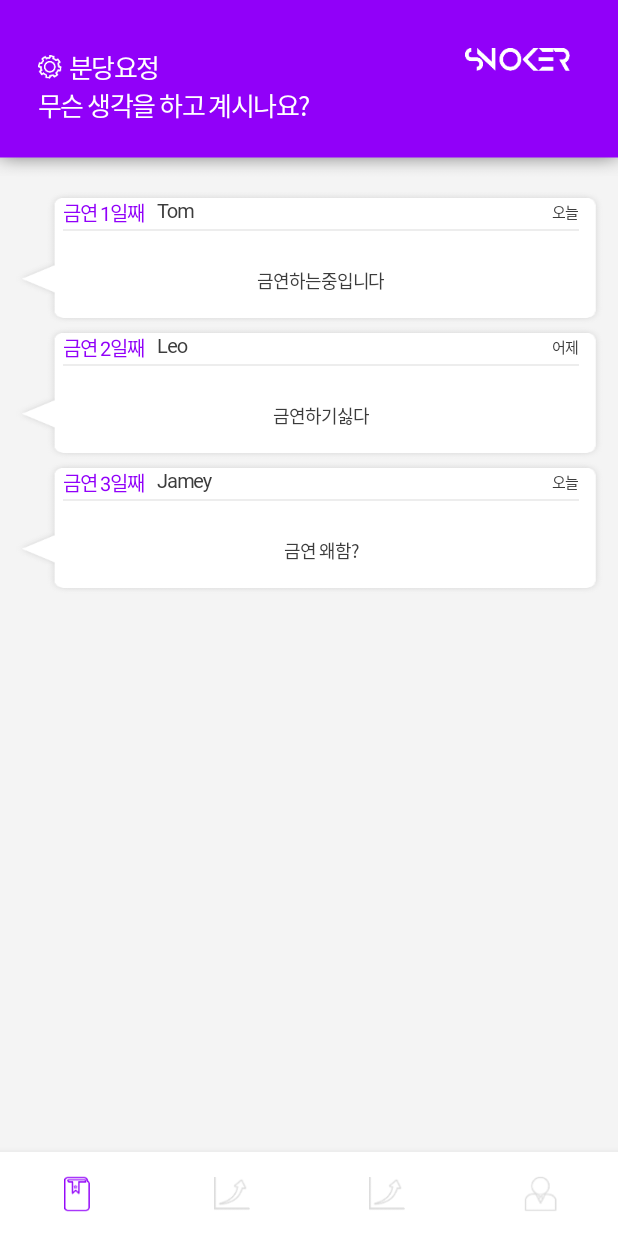
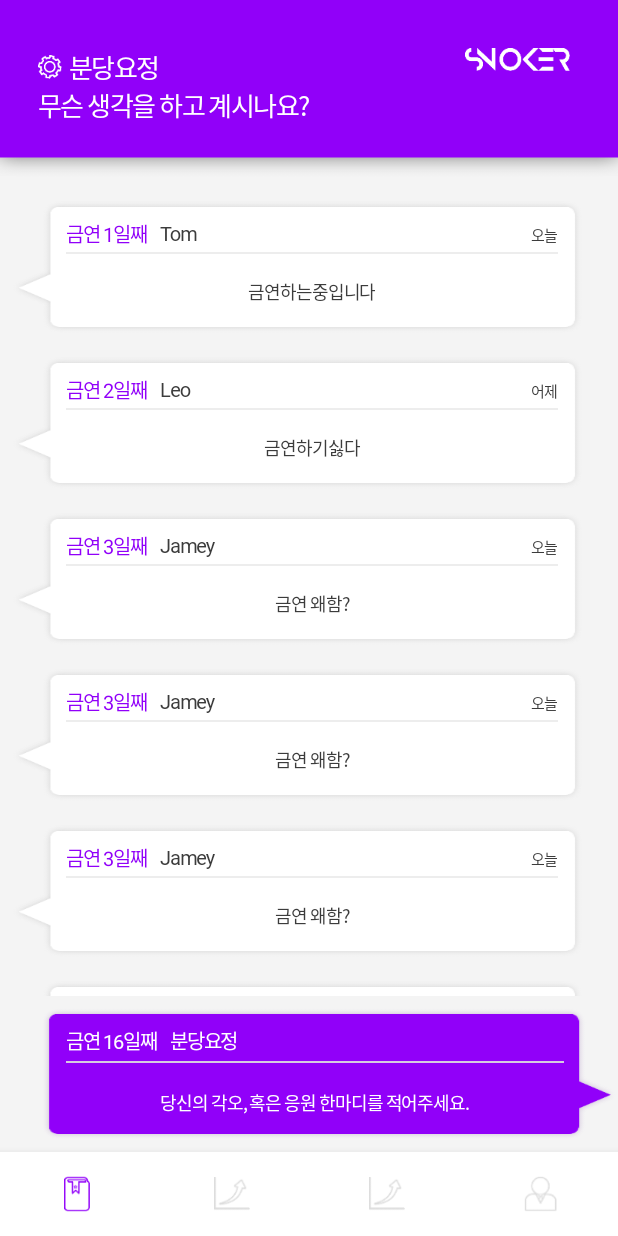
Before and after one commit to 1111111111-app/sNoker, an Android app: the fragment BoardFragment placed in its activity, on a phone screen of 412 x 824 dp. Run offline under Robolectric (Android 15) with nearby library versions, the phone set to English and light mode, and no system bars; our stand-ins replace data binding.

Commit message:
Add board fragment edit text

```diff
--- a/app/src/main/java/com/example/snoker/data/PostListAdapter.kt
+++ b/app/src/main/java/com/example/snoker/data/PostListAdapter.kt
@@ -12,6 +12,12 @@ class PostListAdapter : RecyclerView.Adapter<PostListAdapter.PostViewHolder>() {
     var items: MutableList<Post> = mutableListOf(
         Post("Tom", "금연하는중입니다", "오늘", 1),
         Post("Leo", "금연하기싫다", "어제", 2),
+        Post("Jamey", "금연 왜함?", "오늘", 3),
+        Post("Jamey", "금연 왜함?", "오늘", 3),
+        Post("Jamey", "금연 왜함?", "오늘", 3),
+        Post("Jamey", "금연 왜함?", "오늘", 3),
+        Post("Jamey", "금연 왜함?", "오늘", 3),
+        Post("Jamey", "금연 왜함?", "오늘", 3),
         Post("Jamey", "금연 왜함?", "오늘", 3)
 
 //        Post("제목1", "퀴즈1"),
--- a/app/src/main/res/layout/fragment_board.xml
+++ b/app/src/main/res/layout/fragment_board.xml
@@ -34,7 +34,7 @@
         app:layout_constraintTop_toTopOf="@+id/topImage" />
 
     <ImageView
-        android:id="@+id/imageView2"
+        android:id="@+id/settingImage"
         android:layout_width="wrap_content"
         android:layout_height="wrap_content"
         android:layout_marginEnd="4dp"
@@ -55,7 +55,7 @@
         android:text="무슨 생각을 하고 계시나요?"
         android:textColor="#ffffff"
         android:textSize="17sp"
-        app:layout_constraintStart_toStartOf="@+id/imageView2"
+        app:layout_constraintStart_toStartOf="@+id/settingImage"
         app:layout_constraintTop_toBottomOf="@+id/nickNameText" />
 
     <ImageView
@@ -72,14 +72,97 @@
     <androidx.recyclerview.widget.RecyclerView
         android:id="@+id/postList"
         android:layout_width="match_parent"
-        android:layout_height="wrap_content"
+        android:layout_height="0dp"
         android:layout_marginStart="8dp"
         android:layout_marginLeft="8dp"
         android:layout_marginTop="8dp"
         android:layout_marginEnd="8dp"
         android:layout_marginRight="8dp"
+        android:layout_marginBottom="8dp"
+        app:layout_constraintBottom_toTopOf="@+id/userTalkBoxText"
         app:layout_constraintEnd_toEndOf="parent"
+        app:layout_constraintHorizontal_bias="0.0"
         app:layout_constraintStart_toStartOf="parent"
-        app:layout_constraintTop_toBottomOf="@+id/topImage" />
+        app:layout_constraintTop_toBottomOf="@+id/topImage"
+        app:layout_constraintVertical_bias="1.0" />
+
+    <TextView
+        android:id="@+id/userTalkBoxText"
+        android:layout_width="0dp"
+        android:layout_height="wrap_content"
+        android:layout_marginStart="28dp"
+        android:layout_marginLeft="28dp"
+        android:layout_marginBottom="8dp"
+        android:background="@drawable/talk_bg_color"
+        app:layout_constraintBottom_toBottomOf="parent"
+        app:layout_constraintEnd_toEndOf="parent"
+        app:layout_constraintStart_toStartOf="parent" />
+
+    <TextView
+        android:id="@+id/userSmokingBanText"
+        android:layout_width="wrap_content"
+        android:layout_height="wrap_content"
+        android:layout_marginStart="16dp"
+        android:layout_marginLeft="16dp"
+        android:layout_marginTop="20dp"
+        android:fontFamily="@font/noto_sans_kr_regular"
+        android:includeFontPadding="false"
+        android:letterSpacing="-0.06"
+        android:lineSpacingExtra="0dp"
+        android:text="금연 16일째"
+        android:textColor="#ffffff"
+        android:textSize="13sp"
+        app:layout_constraintStart_toStartOf="@+id/userTalkBoxText"
+        app:layout_constraintTop_toBottomOf="@+id/postList" />
+
+    <TextView
+        android:id="@+id/userNickNameText"
+        android:layout_width="wrap_content"
+        android:layout_height="wrap_content"
+        android:layout_marginStart="8dp"
+        android:layout_marginLeft="8dp"
+        android:includeFontPadding="false"
+        android:letterSpacing="-0.06"
+        android:lineSpacingExtra="0dp"
+        android:text="분당요정"
+        android:textColor="#ffffff"
+        android:textSize="13sp"
+        app:layout_constraintBottom_toBottomOf="@+id/userSmokingBanText"
+        app:layout_constraintStart_toEndOf="@+id/userSmokingBanText"
+        app:layout_constraintTop_toTopOf="@+id/userSmokingBanText" />
+
+    <ImageView
+        android:id="@+id/lineColorImage"
+        android:layout_width="0dp"
+        android:layout_height="wrap_content"
+        android:layout_marginTop="4dp"
+        android:layout_marginEnd="36dp"
+        android:layout_marginRight="36dp"
+        android:background="@drawable/line_color"
+        app:layout_constraintEnd_toEndOf="@+id/userTalkBoxText"
+        app:layout_constraintStart_toStartOf="@+id/userSmokingBanText"
+        app:layout_constraintTop_toBottomOf="@+id/userNickNameText" />
+
+    <EditText
+        android:id="@+id/userTypeText"
+        android:layout_width="0dp"
+        android:layout_height="wrap_content"
+        android:layout_marginBottom="7dp"
+        android:background="#9100f9"
+        android:ems="10"
+        android:fontFamily="@font/noto_sans_kr_medium"
+        android:gravity="center_horizontal"
+        android:includeFontPadding="false"
+        android:inputType="textPersonName"
+        android:letterSpacing="-0.06"
+        android:lineSpacingExtra="0dp"
+        android:text="당신의 각오, 혹은 응원 한마디를 적어주세요."
+        android:textColor="#ffffff"
+        android:textSize="12sp"
+        app:layout_constraintBottom_toBottomOf="parent"
+        app:layout_constraintEnd_toEndOf="@+id/lineColorImage"
+        app:layout_constraintStart_toStartOf="@+id/lineColorImage"
+        app:layout_constraintTop_toBottomOf="@+id/lineColorImage" />
+
 
 </androidx.constraintlayout.widget.ConstraintLayout>
--- a/app/src/main/res/layout/post_list_item.xml
+++ b/app/src/main/res/layout/post_list_item.xml
@@ -10,13 +10,14 @@
         android:id="@+id/talkBoxText"
         android:layout_width="match_parent"
         android:layout_height="wrap_content"
-        android:layout_marginStart="2dp"
-        android:layout_marginLeft="2dp"
-        android:layout_marginTop="2dp"
-        android:layout_marginEnd="2dp"
-        android:layout_marginRight="2dp"
+        android:layout_marginTop="8dp"
+        android:layout_marginEnd="16dp"
+        android:layout_marginRight="16dp"
+        android:layout_marginBottom="8dp"
         android:background="@drawable/talk_bg"
+        app:layout_constraintBottom_toBottomOf="parent"
         app:layout_constraintEnd_toEndOf="parent"
+        app:layout_constraintHorizontal_bias="0.6"
         app:layout_constraintStart_toStartOf="parent"
         app:layout_constraintTop_toTopOf="parent" />
 
@@ -24,9 +25,9 @@
         android:id="@+id/smoingBanText"
         android:layout_width="wrap_content"
         android:layout_height="wrap_content"
-        android:layout_marginStart="32dp"
-        android:layout_marginLeft="32dp"
-        android:layout_marginTop="4dp"
+        android:layout_marginStart="36dp"
+        android:layout_marginLeft="36dp"
+        android:layout_marginTop="12dp"
         android:includeFontPadding="false"
         android:letterSpacing="-0.06"
         android:lineSpacingExtra="0dp"
@@ -42,7 +43,6 @@
         android:layout_height="wrap_content"
         android:layout_marginStart="8dp"
         android:layout_marginLeft="8dp"
-        android:layout_marginTop="4dp"
         android:fontFamily="@font/noto_sans_kr_medium"
         android:includeFontPadding="false"
         android:letterSpacing="-0.06"
@@ -52,7 +52,7 @@
         android:textSize="13sp"
         app:layout_constraintBottom_toBottomOf="@+id/smoingBanText"
         app:layout_constraintStart_toEndOf="@+id/smoingBanText"
-        app:layout_constraintTop_toTopOf="parent" />
+        app:layout_constraintTop_toTopOf="@+id/smoingBanText" />
 
     <TextView
         android:id="@+id/createAtText"
@@ -85,7 +85,12 @@
         android:id="@+id/postText"
         android:layout_width="wrap_content"
         android:layout_height="wrap_content"
-        android:layout_marginTop="4dp"
+        android:layout_marginStart="2dp"
+        android:layout_marginLeft="2dp"
+        android:layout_marginTop="2dp"
+        android:layout_marginEnd="2dp"
+        android:layout_marginRight="2dp"
+        android:layout_marginBottom="4dp"
         android:fontFamily="@font/noto_sans_kr_regular"
         android:gravity="center_horizontal"
         android:includeFontPadding="false"
```
